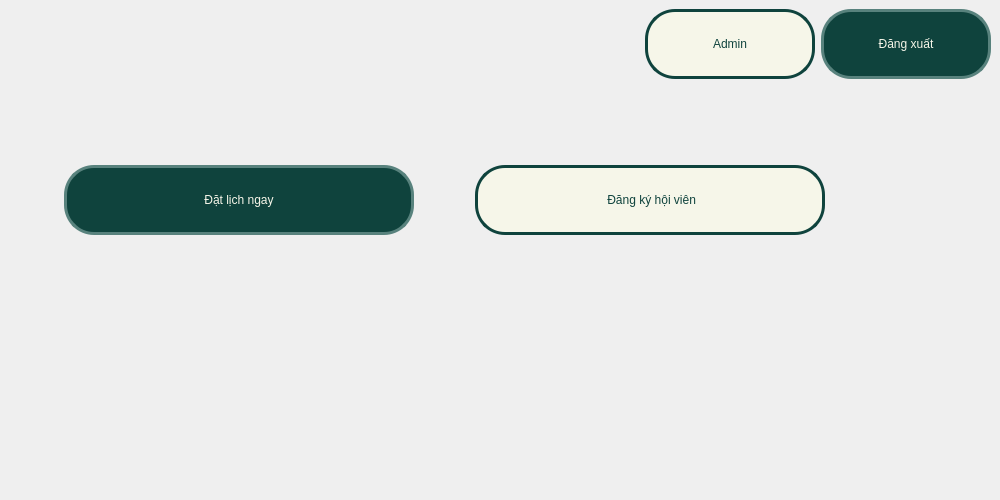
This is ui/dashboard/Dashboard.ui in nguyenbphan12001-rimzy/Do-an-cuoi-ki-Nhom8_KTLT as Qt 5 draws it before an edit. The edited form follows.
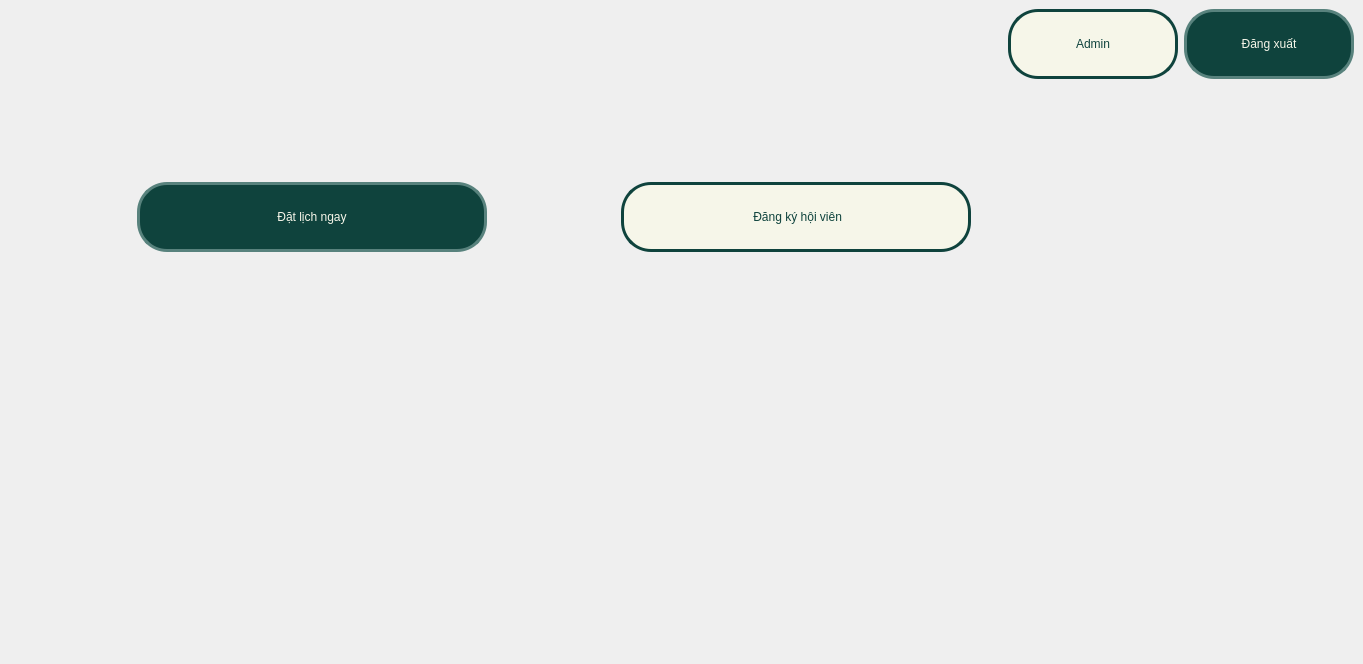
This is the edited form. Icons and pictures are not drawn.

Commit message: Add hover dashboard,login,booking

Diff of the .ui file:
```diff
--- a/ui/dashboard/Dashboard.ui
+++ b/ui/dashboard/Dashboard.ui
@@ -6,8 +6,8 @@
    <rect>
     <x>0</x>
     <y>0</y>
-    <width>1000</width>
-    <height>500</height>
+    <width>1363</width>
+    <height>664</height>
    </rect>
   </property>
   <property name="minimumSize">
@@ -54,11 +54,28 @@
              </size>
             </property>
             <property name="styleSheet">
-             <string notr="true">color:#0f433d;
-background-color: #f6f6e9;
-font: 87 20pt &quot;Noto Sans HK Black&quot;;
-border-radius: 30px;
-border: 3px solid  #0f433d;</string>
+             <string notr="true">/* Trạng thái bình thường (Code gốc của mày) */
+QPushButton {
+    color: #0f433d;
+    background-color: #f6f6e9;
+    font: 87 20pt &quot;Noto Sans HK Black&quot;;
+    border-radius: 30px;
+    border: 3px solid #0f433d;
+}
+
+/* Trạng thái khi rê chuột vào (Hover) - Đảo màu cho xịn */
+QPushButton:hover {
+    background-color: #1a6b61; /* Nền biến thành xanh đậm */
+    color: #f6f6e9; /* Chữ sáng lên */
+    /* Viền giữ nguyên màu xanh đậm nên tao không cần viết lại ở đây */
+}
+
+/* Trạng thái khi click chuột bấm xuống (Pressed) */
+QPushButton:pressed {
+    background-color: #0a2e2a; /* Nền tối hơn một tông so với lúc hover */
+    border: 3px solid #0a2e2a; /* Viền cũng tối theo */
+    color: #f6f6e9;
+}</string>
             </property>
             <property name="text">
              <string>Admin</string>
@@ -90,11 +107,26 @@
              </size>
             </property>
             <property name="styleSheet">
-             <string notr="true">color:#f6f6e9;
-background-color: #0f433d;
-font: 87 20pt &quot;Noto Sans HK Black&quot;;
-border-radius: 30px;
-border: 3px solid  #58827d;</string>
+             <string notr="true">/* Trạng thái bình thường (Giữ nguyên 100% của mày) */
+QPushButton {
+    color: #f6f6e9;
+    background-color: #0f433d;
+    font: 87 20pt &quot;Noto Sans HK Black&quot;;
+    border-radius: 30px;
+    border: 3px solid #58827d;
+}
+
+/* Trạng thái khi rê chuột vào (Hover) */
+QPushButton:hover {
+    background-color: #1a6b61; /* Màu xanh sáng hơn một chút để nổi bật */
+    border: 3px solid #73a6a0; /* Viền cũng sáng lên một chút cho đồng bộ */
+}
+
+/* Thêm luôn trạng thái khi click (bấm xuống) cho nó xịn */
+QPushButton:pressed {
+    background-color: #0a2e2a; /* Nền tối đi khi bấm */
+    border: 3px solid #3d5e5b; /* Viền tối đi */
+}</string>
             </property>
             <property name="text">
              <string>Đăng xuất</string>
@@ -139,11 +171,28 @@
                </size>
               </property>
               <property name="styleSheet">
-               <string notr="true">color:#0f433d;
-background-color: #f6f6e9;
-font: 87 20pt &quot;Noto Sans HK Black&quot;;
-border-radius: 30px;
-border: 3px solid  #0f433d;</string>
+               <string notr="true">/* Trạng thái bình thường (Code gốc của mày) */
+QPushButton {
+    color: #0f433d;
+    background-color: #f6f6e9;
+    font: 87 20pt &quot;Noto Sans HK Black&quot;;
+    border-radius: 30px;
+    border: 3px solid #0f433d;
+}
+
+/* Trạng thái khi rê chuột vào (Hover) - Đảo màu cho xịn */
+QPushButton:hover {
+    background-color: #1a6b61; /* Nền biến thành xanh đậm */
+    color: #f6f6e9; /* Chữ sáng lên */
+    /* Viền giữ nguyên màu xanh đậm nên tao không cần viết lại ở đây */
+}
+
+/* Trạng thái khi click chuột bấm xuống (Pressed) */
+QPushButton:pressed {
+    background-color: #0a2e2a; /* Nền tối hơn một tông so với lúc hover */
+    border: 3px solid #0a2e2a; /* Viền cũng tối theo */
+    color: #f6f6e9;
+}</string>
               </property>
               <property name="text">
                <string> Đăng ký hội viên</string>
@@ -269,11 +318,26 @@
                </size>
               </property>
               <property name="styleSheet">
-               <string notr="true">color:#f6f6e9;
-background-color: #0f433d;
-font: 87 20pt &quot;Noto Sans HK Black&quot;;
-border-radius: 30px;
-border: 3px solid  #58827d;</string>
+               <string notr="true">/* Trạng thái bình thường (Giữ nguyên 100% của mày) */
+QPushButton {
+    color: #f6f6e9;
+    background-color: #0f433d;
+    font: 87 20pt &quot;Noto Sans HK Black&quot;;
+    border-radius: 30px;
+    border: 3px solid #58827d;
+}
+
+/* Trạng thái khi rê chuột vào (Hover) */
+QPushButton:hover {
+    background-color: #1a6b61; /* Màu xanh sáng hơn một chút để nổi bật */
+    border: 3px solid #73a6a0; /* Viền cũng sáng lên một chút cho đồng bộ */
+}
+
+/* Thêm luôn trạng thái khi click (bấm xuống) cho nó xịn */
+QPushButton:pressed {
+    background-color: #0a2e2a; /* Nền tối đi khi bấm */
+    border: 3px solid #3d5e5b; /* Viền tối đi */
+}</string>
               </property>
               <property name="text">
                <string>Đặt lịch ngay</string>
```
Left out of the diff: 2 changed lines with no effect on the pictures. The commit also changes 7 other files.
